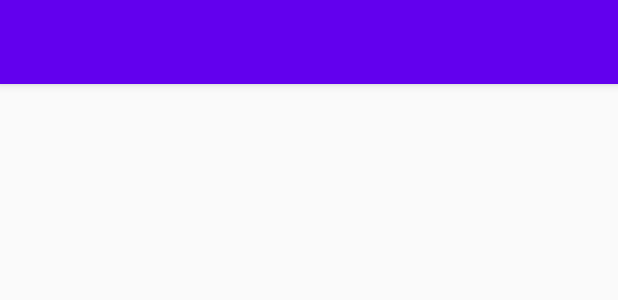
After one commit to Open-Health-Data-Project/hdp-android, an Android app: the layout fragment_main_tracking.xml on its own in the app's theme, with its tools: preview values and no code run, on a phone screen of 412 x 824 dp. The commit adds this screen. Shown: the top 300 px of the screen. Run offline under Robolectric (Android 15) with nearby library versions, the phone set to English and light mode, and no system bars.

Commit message:
Added Service, Fragment and ViewModel scratches

```diff
--- a/app/src/main/AndroidManifest.xml
+++ b/app/src/main/AndroidManifest.xml
@@ -10,13 +10,16 @@
         android:roundIcon="@mipmap/ic_launcher_round"
         android:supportsRtl="true"
         android:theme="@style/AppTheme">
-        <activity android:name="org.openhdp.hdt.MainActivity">
+        <activity android:name="org.openhdp.hdt.ui.MainActivity">
             <intent-filter>
                 <action android:name="android.intent.action.MAIN" />
 
                 <category android:name="android.intent.category.LAUNCHER" />
             </intent-filter>
         </activity>
+
+        <service android:name=".services.StopwatchService" />
+
     </application>
 
 </manifest>
--- /dev/null
+++ b/app/src/main/res/layout/fragment_main_tracking.xml
@@ -0,0 +1,24 @@
+<?xml version="1.0" encoding="utf-8"?>
+<androidx.coordinatorlayout.widget.CoordinatorLayout
+    xmlns:android="http://schemas.android.com/apk/res/android"
+    xmlns:app="http://schemas.android.com/apk/res-auto"
+    xmlns:tools="http://schemas.android.com/tools"
+    android:layout_width="match_parent"
+    android:layout_height="match_parent"
+    tools:context=".ui.MainActivity">
+    <com.google.android.material.appbar.AppBarLayout
+        android:layout_width="match_parent"
+        android:layout_height="wrap_content"
+        android:theme="@style/ThemeOverlay.AppCompat.Dark.ActionBar">
+    <androidx.appcompat.widget.Toolbar
+        android:layout_width="match_parent"
+        android:layout_height="?attr/actionBarSize"
+        android:background="?attr/colorPrimary"
+        android:theme="@style/ThemeOverlay.AppCompat.Dark.ActionBar"
+        app:layout_scrollFlags="scroll|enterAlways"/>
+    </com.google.android.material.appbar.AppBarLayout>
+
+    <androidx.core.widget.NestedScrollView
+        android:layout_width="match_parent"
+        android:layout_height="wrap_content" />
+</androidx.coordinatorlayout.widget.CoordinatorLayout>
```
Also changed, not shown: app/src/main/java/org/openhdp/hdt/MainActivity.kt (deleted, +0 -21 lines), app/src/main/java/org/openhdp/hdt/other/Constants.kt (+10 -0 lines), app/src/main/java/org/openhdp/hdt/services/StopwatchService.kt (added, +63 -0 lines), app/src/main/java/org/openhdp/hdt/ui/MainActivity.kt (added, +34 -0 lines), app/src/main/java/org/openhdp/hdt/ui/fragments/MainTrackingFragment.kt (added, +17 -0 lines), app/src/main/java/org/openhdp/hdt/ui/viewmodels/MainViewModel.kt (added, +12 -0 lines), app/src/main/res/drawable/ic_stopwatch_black_24.xml (added, +10 -0 lines), app/src/main/res/layout/activity_main.xml (+2 -15 lines).
